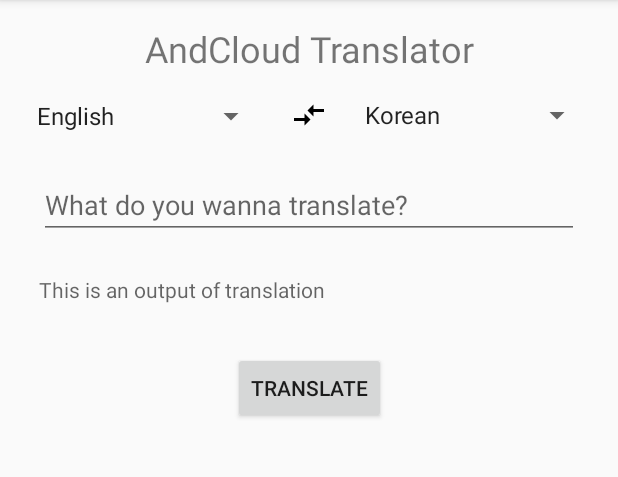
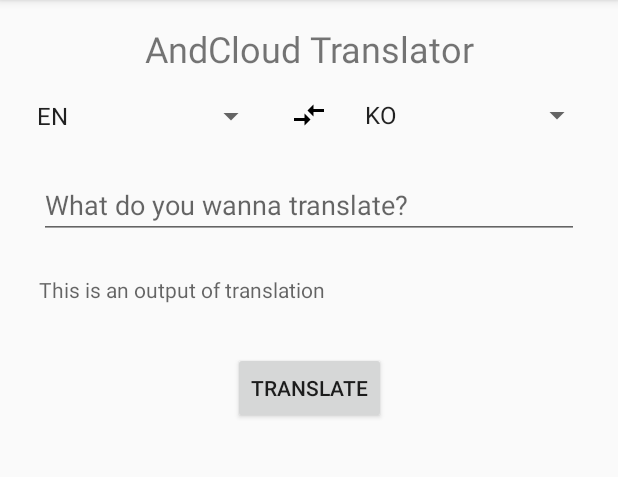
Before and after one commit to JeongsangBaek/andcloud_text_translater, an Android app: the TranslateFragment screen opened through its navigation route, on a phone screen of 412 x 824 dp, the part 84-561 px from its top. Run offline under Robolectric (Android 15) with nearby library versions, the phone set to English and light mode, and no system bars; our stand-ins replace data binding; libraries missing offline, so code that uses them is left out: com.google.firebase.ml; Roboto replaces fonts that are not available here.

Commit message:
Implement doTranslate using Firebase Natural Language SDK

```diff
--- a/app/src/main/AndroidManifest.xml
+++ b/app/src/main/AndroidManifest.xml
@@ -20,5 +20,4 @@
             android:name="preloaded_fonts"
             android:resource="@array/preloaded_fonts" />
     </application>
-
 </manifest>
--- a/app/src/main/java/com/everysoft/everytexttranslator/fragment/translate/TranslateFragment.kt
+++ b/app/src/main/java/com/everysoft/everytexttranslator/fragment/translate/TranslateFragment.kt
@@ -36,7 +36,10 @@ class TranslateFragment : Fragment() {
         )
         binding.translateButton.setOnClickListener {
             val inputText = binding.translateInputText.text.toString()
-            viewModel.doTranslate(inputText)
+            viewModel.doTranslate(
+                binding.fromLanguageSpinner.selectedItem.toString(),
+                binding.toLanguageSpinner.selectedItem.toString(),
+                inputText)
         }
 
         //TODO: Create dropdown list from API
@@ -50,9 +53,9 @@ class TranslateFragment : Fragment() {
             binding.toLanguageSpinner.adapter = adapter
 
             //TODO. set selection based on saved state
-            val fromPos = adapter.getPosition("English")
+            val fromPos = adapter.getPosition("EN")
             binding.fromLanguageSpinner.setSelection(fromPos);
-            val toPos = adapter.getPosition("Korean")
+            val toPos = adapter.getPosition("KO")
             binding.toLanguageSpinner.setSelection(toPos)
         }
 
--- a/app/src/main/res/values/strings.xml
+++ b/app/src/main/res/values/strings.xml
@@ -10,7 +10,7 @@
     <string name="change_the_language">Change the language</string>
     <string name="output_text_of_translation">This is an output of translation</string>
     <string-array name="translate_language_array">
-        <item>English</item>
-        <item>Korean</item>
+        <item>EN</item>
+        <item>KO</item>
     </string-array>
 </resources>
```
Also changed, not shown: app/src/main/java/com/everysoft/everytexttranslator/fragment/translate/TranslateViewModel.kt (+30 -5 lines).
